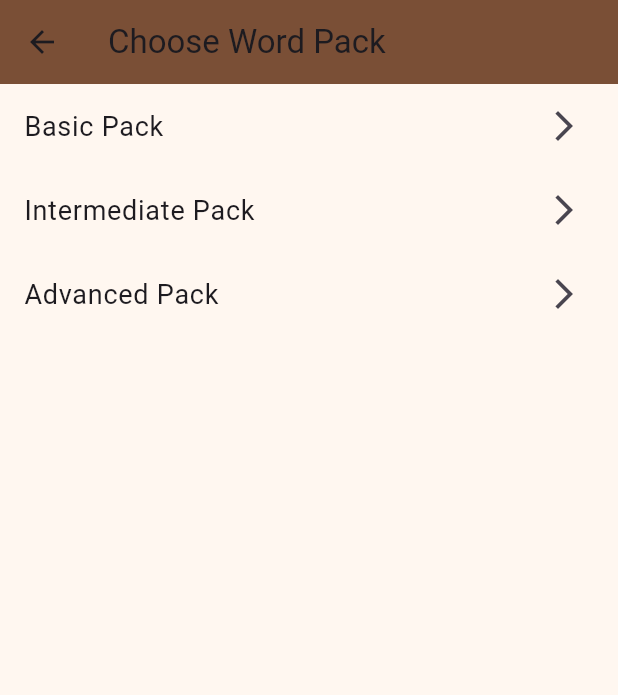
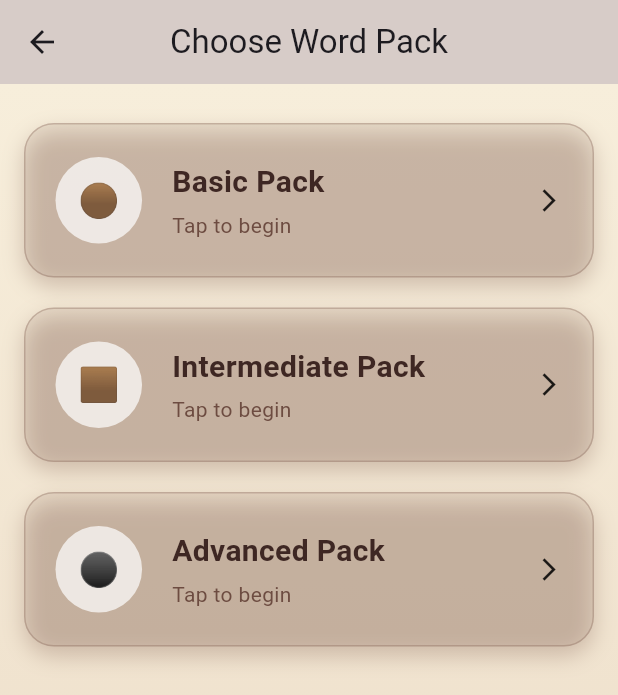
Before and after one commit to CodewithVipin/BrewSpellApp-, a Flutter app: the PackSelectionScreen screen opened directly, on a phone screen of 412 x 824 dp. Shown: the top 695 px of the screen. Run offline on Flutter 3.47's test engine with Material 3 defaults, Android fonts, the phone set to English and light mode, and no system bars.

Commit message:
Choose word pack screen Ui final

```diff
--- a/lib/screens/pack_selection_screen.dart
+++ b/lib/screens/pack_selection_screen.dart
@@ -1,4 +1,4 @@
-// ignore_for_file: use_build_context_synchronously
+// ignore_for_file: use_build_context_synchronously, deprecated_member_use
 
 import 'package:flutter/material.dart';
 import '../data/word_loader.dart';
@@ -8,38 +8,149 @@ class PackSelectionScreen extends StatelessWidget {
   const PackSelectionScreen({super.key});
 
   final List<Map<String, String>> packs = const [
-    {"title": "Basic Pack", "file": "basic.json"},
-    {"title": "Intermediate Pack", "file": "intermediate.json"},
-    {"title": "Advanced Pack", "file": "advanced.json"},
+    {"title": "Basic Pack", "file": "basic.json", "icon": "🟤"},
+    {"title": "Intermediate Pack", "file": "intermediate.json", "icon": "🟫"},
+    {"title": "Advanced Pack", "file": "advanced.json", "icon": "⚫"},
   ];
 
   @override
   Widget build(BuildContext context) {
+    final isDark = Theme.of(context).brightness == Brightness.dark;
+
     return Scaffold(
       appBar: AppBar(
         title: const Text("Choose Word Pack"),
-        backgroundColor: Theme.of(context).primaryColor,
+        centerTitle: true,
+        elevation: 0,
+        backgroundColor: isDark ? const Color(0xFF1A1A1A) : Colors.brown[100],
       ),
-      body: ListView.builder(
-        itemCount: packs.length,
-        itemBuilder: (context, index) {
-          final pack = packs[index];
-          return ListTile(
-            title: Text(pack["title"]!, style: TextStyle(fontSize: 18)),
-            trailing: Icon(Icons.arrow_forward_ios),
-            onTap: () async {
-              final loadedPack = await WordLoader.loadPack(pack["file"]!);
 
-              Navigator.push(
-                context,
-                MaterialPageRoute(
-                  builder: (_) => QuizScreen(wordPack: loadedPack),
-                ),
-              );
-            },
-          );
-        },
+      body: Container(
+        padding: const EdgeInsets.all(16),
+        decoration: BoxDecoration(
+          gradient: LinearGradient(
+            colors: isDark
+                ? [const Color(0xFF1C1C1C), const Color(0xFF101010)]
+                : [const Color(0xFFF7EEDB), const Color(0xFFEAD9C4)],
+            begin: Alignment.topCenter,
+            end: Alignment.bottomCenter,
+          ),
+        ),
+
+        child: ListView.builder(
+          itemCount: packs.length,
+          itemBuilder: (context, index) {
+            final pack = packs[index];
+
+            return _PackCard(
+              title: pack["title"]!,
+              file: pack["file"]!,
+              icon: pack["icon"]!,
+            );
+          },
+        ),
       ),
     );
   }
 }
+
+class _PackCard extends StatelessWidget {
+  final String title;
+  final String file;
+  final String icon;
+
+  const _PackCard({
+    required this.title,
+    required this.file,
+    required this.icon,
+  });
+
+  @override
+  Widget build(BuildContext context) {
+    final isDark = Theme.of(context).brightness == Brightness.dark;
+
+    return Padding(
+      padding: const EdgeInsets.symmetric(vertical: 10),
+      child: InkWell(
+        borderRadius: BorderRadius.circular(20),
+        onTap: () async {
+          final pack = await WordLoader.loadPack(file);
+
+          Navigator.push(
+            context,
+            MaterialPageRoute(builder: (_) => QuizScreen(wordPack: pack)),
+          );
+        },
+
+        child: Container(
+          padding: const EdgeInsets.all(20),
+          decoration: BoxDecoration(
+            borderRadius: BorderRadius.circular(20),
+            color: isDark
+                ? Colors.white.withOpacity(0.05)
+                : Colors.brown.withOpacity(0.1),
+            border: Border.all(
+              color: isDark
+                  ? Colors.white.withOpacity(0.15)
+                  : Colors.brown.withOpacity(0.3),
+            ),
+            boxShadow: [
+              BoxShadow(
+                color: isDark
+                    ? Colors.black.withOpacity(0.6)
+                    : Colors.brown.withOpacity(0.3),
+                blurRadius: 12,
+                offset: const Offset(0, 6),
+              ),
+            ],
+          ),
+
+          child: Row(
+            children: [
+              // Icon Circle
+              Container(
+                padding: const EdgeInsets.all(15),
+                decoration: BoxDecoration(
+                  shape: BoxShape.circle,
+                  color: isDark
+                      ? Colors.white.withOpacity(0.08)
+                      : Colors.white.withOpacity(0.7),
+                ),
+                child: Text(icon, style: const TextStyle(fontSize: 22)),
+              ),
+
+              const SizedBox(width: 20),
+
+              // Title + Subtitle
+              Expanded(
+                child: Column(
+                  crossAxisAlignment: CrossAxisAlignment.start,
+                  children: [
+                    Text(
+                      title,
+                      style: TextStyle(
+                        fontSize: 20,
+                        fontWeight: FontWeight.bold,
+                        color: isDark ? Colors.white : Colors.brown[900],
+                      ),
+                    ),
+                    const SizedBox(height: 4),
+                    Text(
+                      "Tap to begin",
+                      style: TextStyle(
+                        fontSize: 14,
+                        color: isDark ? Colors.white54 : Colors.brown[600],
+                      ),
+                    ),
+                  ],
+                ),
+              ),
+
+              const Icon(Icons.arrow_forward_ios, size: 18),
+            ],
+          ),
+        ),
+      ),
+    );
+  }
+}
```
